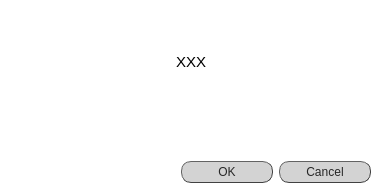
Above: src/gui/ui/prompt_ok_cancel.ui from jsanchez679/morphoHeart_rev before the change. Below: the same form after it.
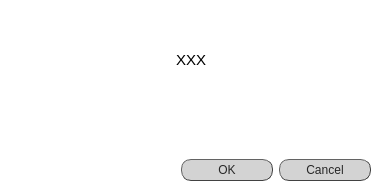
That is the form after the change.

Diff of the .ui file:
```diff
--- a/src/gui/ui/prompt_ok_cancel.ui
+++ b/src/gui/ui/prompt_ok_cancel.ui
@@ -7,7 +7,7 @@
     <x>0</x>
     <y>0</y>
     <width>378</width>
-    <height>194</height>
+    <height>190</height>
    </rect>
   </property>
   <property name="windowTitle">
```
